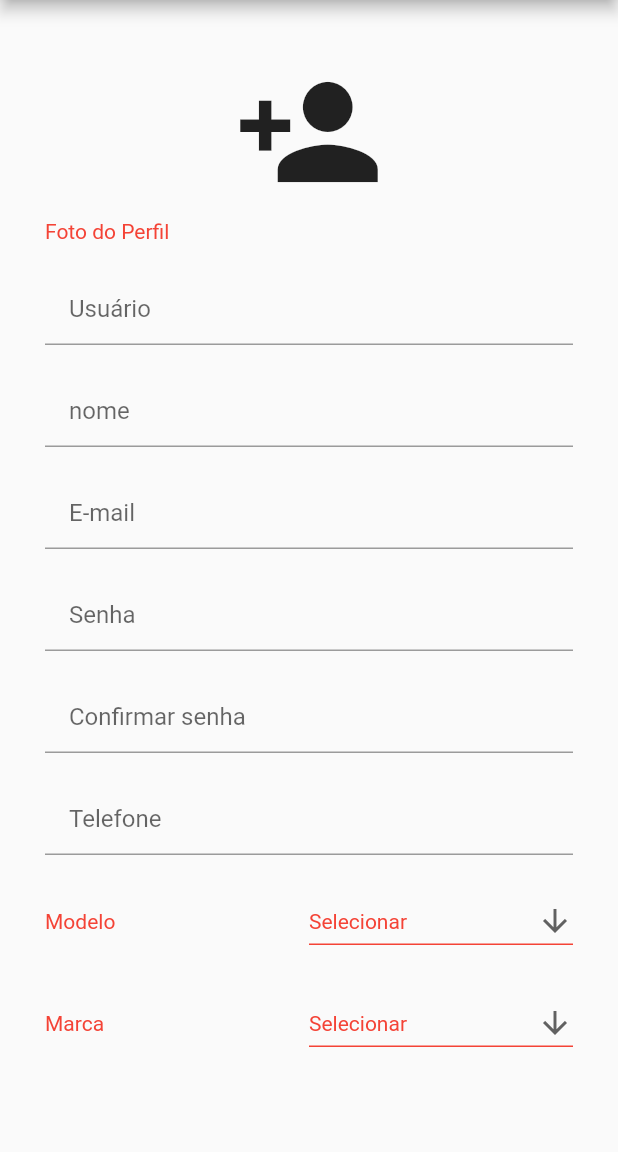
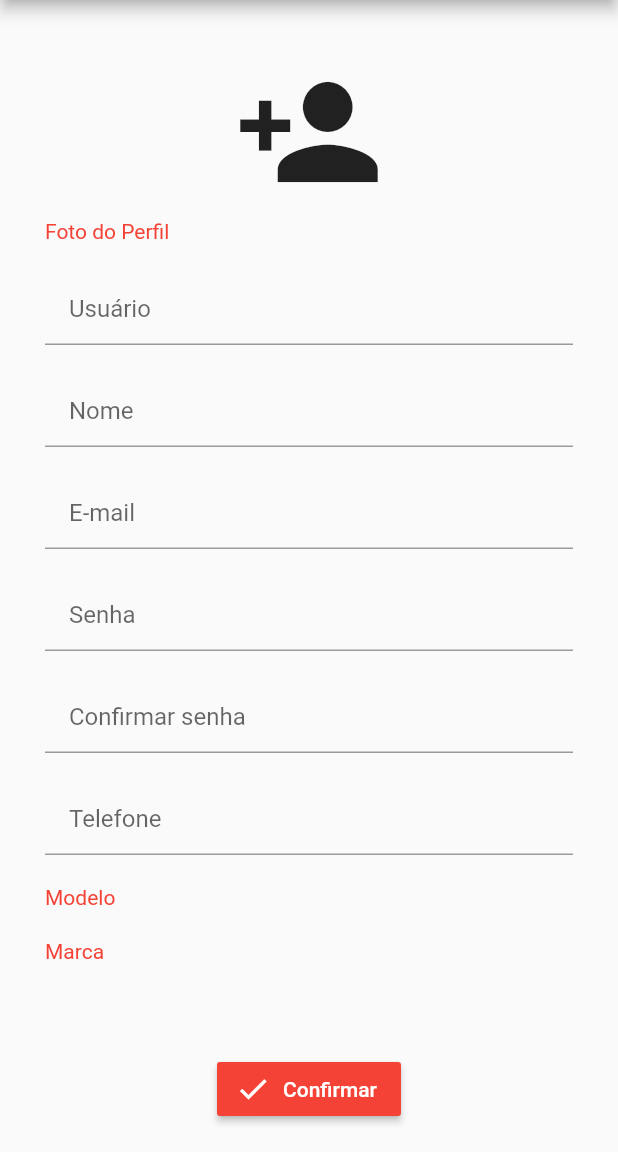
Before and after one commit to N0TN4/MyMoto, a Flutter app: the EditarPerfil screen opened directly, on a phone screen of 412 x 824 dp, the part 84-1236 px from its top. Run offline on Flutter 3.47's test engine with Material 2 defaults, Android fonts, the phone set to English and light mode, and no system bars; our stand-ins replace carousel_slider, cloud_firestore, firebase_auth, geolocator, google_maps_flutter, google_sign_in and 2 more; missing offline and left inert: flutter_auth_buttons; accounts and stored records are empty; statements that could not run were skipped.

Commit message:
atualizacao editar perfil

```diff
--- a/lib/Componentes/campo_de_texto_formulario_customizado.dart
+++ b/lib/Componentes/campo_de_texto_formulario_customizado.dart
@@ -20,10 +20,9 @@
   final String mask;
   final TextEditingController maskedTextFieldController;
   final bool obscureText;
-  final InputDecoration decoration;
 
-  CampoDeTextoFormularioCustomizado(
-      {this.key,
+  CampoDeTextoFormularioCustomizado({
+    this.key,
     this.preIcone,
     this.posIcone,
     this.rotulo,
@@ -40,8 +39,8 @@
     this.bloc,
     this.mask,
     this.maskedTextFieldController,
-      this.obscureText = false,
-      this.decoration});
+    this.obscureText,
+  });
 
   @override
   Widget build(BuildContext context) {
@@ -55,19 +54,16 @@
       onFieldSubmitted: campoSubmetido,
       keyboardType: tipoDoInput,
       controller: controlador,
-      obscureText: obscureText,
       validator: required == true
-          ? (value) => value.isEmpty ? 'Obrigatório' : null
+          ? (value) => value.isEmpty ? 'campo obrigatorio' : null
           : null,
-      decoration: decoration == null
-          ? InputDecoration(
+      decoration: InputDecoration(
           labelStyle: TextStyle(height: 0.0, color: tema.primaryColor),
           contentPadding:
               EdgeInsets.symmetric(horizontal: 16.0, vertical: 12.0),
           suffixIcon: posIcone,
           prefixIcon: preIcone,
-              hintText: rotulo)
-          : decoration,
+          hintText: rotulo),
     );
   }
 }
--- a/lib/Componentes/menu_lateral.dart
+++ b/lib/Componentes/menu_lateral.dart
@@ -26,6 +26,10 @@
           UserAccountsDrawerHeader(
             accountName: Text("${UsuarioLogado.usuario.nome}"),
             accountEmail: Text("${UsuarioLogado.usuario.email}"),
+            onDetailsPressed: (){
+               Navigator.push(
+              context, MaterialPageRoute(builder: (context) => EditarPerfil()));
+            },
             currentAccountPicture: CircleAvatar(
               backgroundColor: Theme.of(context).platform == TargetPlatform.iOS
                   ? Colors.blue
@@ -38,7 +42,7 @@
           criarCelulaNoMenu("MyMoto", Icons.motorcycle,
               pagina: EditarOdometro()),
           criarCelulaNoMenu("Oficina", Icons.settings, pagina: Oficina()),
-          criarCelulaNoMenu("Perfil", Icons.person, pagina: EditarPerfil()),
+
           criarCelulaNoMenu("Mapa", Icons.location_on, pagina: PageMapa()),
         ],
       ),
--- a/lib/Paginas/Cadastro/cadastro_por_email_bloc.dart
+++ b/lib/Paginas/Cadastro/cadastro_por_email_bloc.dart
@@ -1,4 +1,3 @@
-import 'package:mymoto/Modelos/moto.dart';
 import 'package:mymoto/Modelos/usuario.dart';
 import 'package:mymoto/Paginas/Cadastro/servico_firebase_cadastro_por_email.dart';
 import 'package:rxdart/rxdart.dart';
--- a/lib/Paginas/EditarPerfil/editar_perfil.dart
+++ b/lib/Paginas/EditarPerfil/editar_perfil.dart
@@ -1,8 +1,10 @@
+import 'package:flutter/cupertino.dart' as prefix0;
 import 'package:flutter/material.dart';
 
 import 'package:flutter/cupertino.dart';
 
 import 'package:mymoto/Componentes/campo_de_texto_formulario_customizado.dart';
+import 'package:mymoto/Modelos/usuario_logado.dart';
 
 import 'package:mymoto/Paginas/MenuPrincipal/menu_principal.dart';
 
@@ -12,92 +14,20 @@
 }
 
 class _EditarPerfilState extends State<EditarPerfil> {
-  Widget botaoSelecaoModelo() {
-    String dropdownValue = 'Selecionar';
+  TextEditingController usuarioController = new TextEditingController();
+  TextEditingController nomeController = new TextEditingController();
+  TextEditingController emailController = new TextEditingController();
+  TextEditingController senhaController = new TextEditingController();
+  TextEditingController telefoneController = new TextEditingController();
 
-    return DropdownButton<String>(
-      value: dropdownValue,
-      icon: Icon(Icons.arrow_downward),
-      iconSize: 24,
-      elevation: 20,
-      isExpanded: true,
-      style: TextStyle(color: Colors.red),
-      underline: Container(
-        height: 1,
-        color: Colors.red,
-      ),
-      onChanged: (String newValue) {
-        setState(() {
-          dropdownValue = newValue;
-        });
-      },
-      items: <String>[
-        'Selecionar',
-        'Modelo 1',
-        'Modelo 2',
-        'Modelo 3',
-        'Modelo 4',
-        'Modelo 5'
-      ].map<DropdownMenuItem<String>>((String value) {
-        return DropdownMenuItem<String>(
-          value: value,
-          child: Text(value),
-        );
-      }).toList(),
-    );
-  }
-
-  Widget botaoSelecaoMarca() {
-    String dropdownValue = 'Selecionar';
-
-    return DropdownButton<String>(
-      value: dropdownValue,
-      icon: Icon(Icons.arrow_downward),
-      iconSize: 24,
-      elevation: 20,
-      isExpanded: true,
-      style: TextStyle(color: Colors.red),
-      underline: Container(
-        height: 1,
-        color: Colors.red,
-      ),
-      onChanged: (String newValue) {
-        setState(() {
-          dropdownValue = newValue;
-        });
-      },
-      items: <String>[
-        'Selecionar',
-        'Marca 1',
-        'Marca 2',
-        'Marca 3',
-        'Marca 4',
-        'Marca 5'
-      ].map<DropdownMenuItem<String>>((String value) {
-        return DropdownMenuItem<String>(
-          value: value,
-          child: Text(value),
-        );
-      }).toList(),
-    );
-  }
-
-  TextField campoTexto(String label) {
-    return TextField(
-      decoration: InputDecoration(
-        border: OutlineInputBorder(),
-        labelText: label,
-      ),
-    );
-  }
-
-  void voltarPagina(BuildContext context, Widget page) async {
-    String s = await Navigator.push(context,
-        MaterialPageRoute(builder: (BuildContext context) {
-      return page;
-    }));
-
-    print(">> $s");
+  @override
+  initState() {
+    super.initState();
+    usuarioController.text = UsuarioLogado.usuario.login;
+    nomeController.text = UsuarioLogado.usuario.nome;
+    emailController.text = UsuarioLogado.usuario.email;
+    senhaController.text = UsuarioLogado.usuario.senha;
+    telefoneController.text = UsuarioLogado.usuario.telefone;
   }
 
   @override
@@ -146,14 +76,16 @@
               CampoDeTextoFormularioCustomizado(
                 rotulo: "Usuário",
                 required: true,
+                controlador: usuarioController,
               ),
               Divider(
                 height: 20.0,
                 color: Colors.white10,
               ),
               CampoDeTextoFormularioCustomizado(
-                rotulo: "nome",
+                rotulo: "Nome",
                 required: true,
+                controlador: nomeController,
               ),
               Divider(
                 height: 20.0,
@@ -163,6 +95,7 @@
                 rotulo: "E-mail",
                 tipoDoInput: TextInputType.emailAddress,
                 required: true,
+                controlador: emailController,
               ),
               Divider(
                 height: 20.0,
@@ -171,6 +104,10 @@
               CampoDeTextoFormularioCustomizado(
                 rotulo: "Senha",
                 required: true,
+                controlador: senhaController,
+                obscureText: true,
+                tipoDoInput: TextInputType.visiblePassword,
+                linhasMax: 1,
               ),
               Divider(
                 height: 20.0,
@@ -179,6 +116,7 @@
               CampoDeTextoFormularioCustomizado(
                 rotulo: "Confirmar senha",
                 required: true,
+
               ),
               Divider(
                 height: 20.0,
@@ -187,6 +125,7 @@
               CampoDeTextoFormularioCustomizado(
                 rotulo: "Telefone",
                 tipoDoInput: TextInputType.number,
+                controlador: telefoneController,
               ),
               Divider(
                 height: 20.0,
@@ -200,9 +139,9 @@
                       style: TextStyle(color: Colors.red),
                     ),
                   ),
-                  Expanded(
-                    child: botaoSelecaoModelo(),
-                  ),
+                  // Expanded(
+                  //   child: botaoSelecaoModelo(),
+                  // ),
                 ],
               ),
               Divider(height: 20.0, color: Colors.white10),
@@ -214,9 +153,9 @@
                       style: TextStyle(color: Colors.red),
                     ),
                   ),
-                  Expanded(
-                    child: botaoSelecaoMarca(),
-                  ),
+                  // Expanded(
+                  //   child: botaoSelecaoMarca(),
+                  // ),
                 ],
               ),
               Divider(height: 60.0, color: Colors.white10),
```
Also changed, not shown: lib/Paginas/Cadastro/cadastro_por_email.dart (+5 -4 lines), lib/Paginas/LoginSocial/login_social.dart (+1 -15 lines), lib/Paginas/Mapa/tela_mapa.dart (+111 -108 lines), 1 other file. Lines whose indentation alone changed are shown as unchanged.
